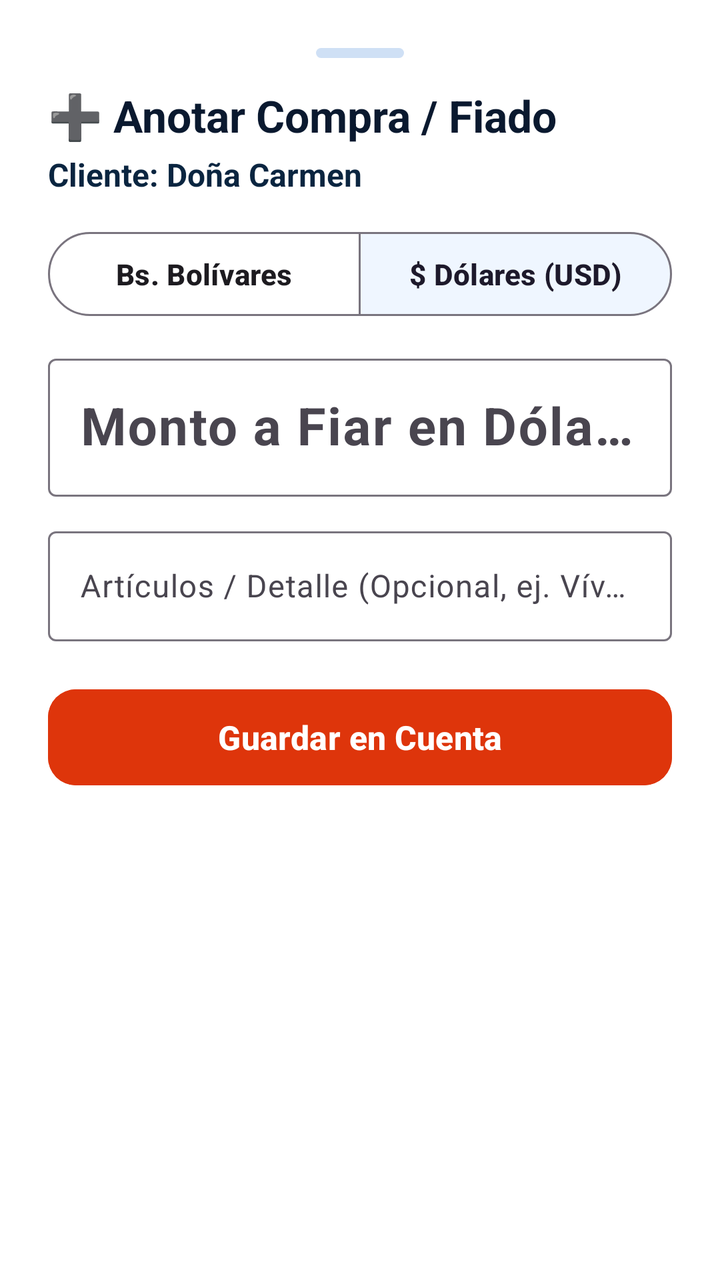
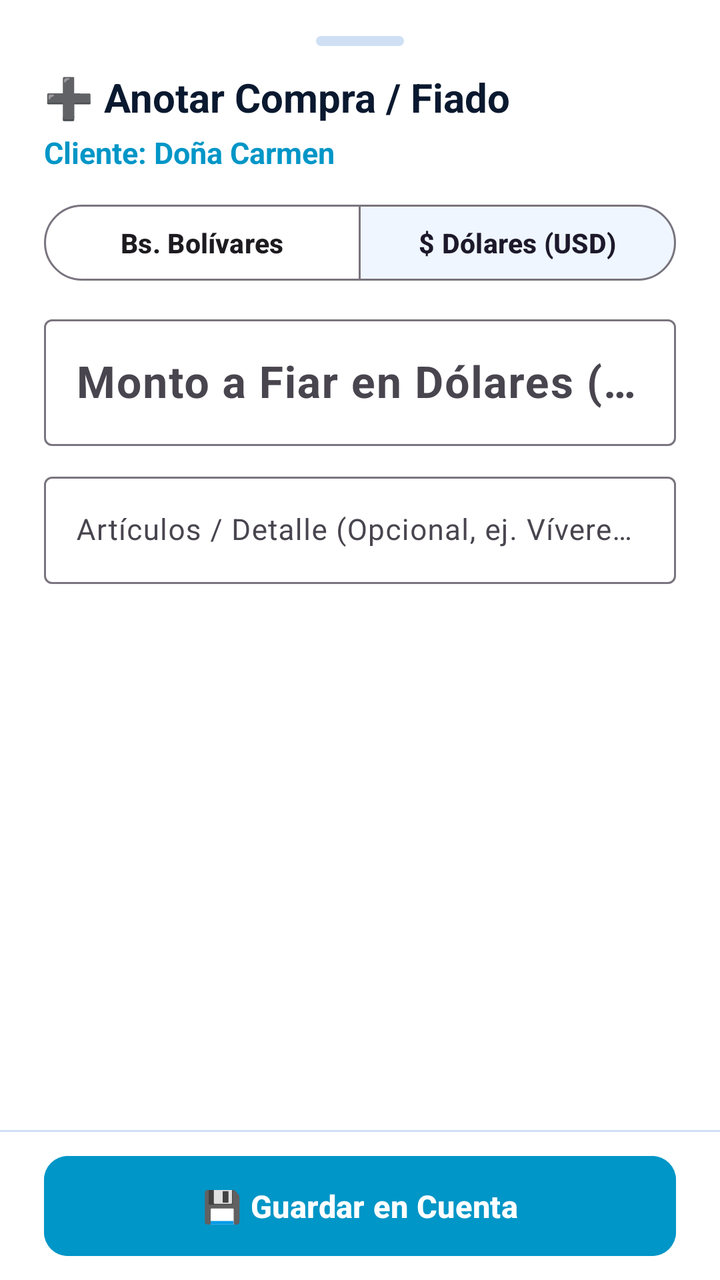

Compare the two renders of this Android layout. The source of the first and the diff that turns it into the second are given below.
<!-- AndroidManifest.xml: application theme Theme.Zeasy -->
<!-- res/layout/dialog_add_charge.xml -->
<?xml version="1.0" encoding="utf-8"?>
<LinearLayout xmlns:android="http://schemas.android.com/apk/res/android"
    xmlns:app="http://schemas.android.com/apk/res-auto"
    android:layout_width="match_parent"
    android:layout_height="wrap_content"
    android:orientation="vertical"
    android:padding="24dp"
    android:background="@color/surface">

    
    <View
        android:layout_width="44dp"
        android:layout_height="5dp"
        android:layout_gravity="center_horizontal"
        android:layout_marginBottom="14dp"
        android:background="@drawable/bg_badge_rounded"
        android:backgroundTint="@color/border" />

    <TextView
        android:id="@+id/tvChargeTitle"
        android:layout_width="wrap_content"
        android:layout_height="wrap_content"
        android:text="➕ Anotar Compra / Fiado"
        android:textStyle="bold"
        android:textColor="@color/text_primary"
        android:textSize="22sp" />

    <TextView
        android:id="@+id/tvChargeClientName"
        android:layout_width="wrap_content"
        android:layout_height="wrap_content"
        android:layout_marginTop="4dp"
        android:text="Cliente: Doña Carmen"
        android:textColor="@color/primary"
        android:textStyle="bold"
        android:textSize="16sp" />

    
    <LinearLayout
        android:id="@+id/layoutCreditNoticeBanner"
        android:layout_width="match_parent"
        android:layout_height="wrap_content"
        android:layout_marginTop="10dp"
        android:orientation="horizontal"
        android:background="@color/accent_green_bg"
        android:padding="12dp"
        android:gravity="center_vertical"
        android:visibility="gone">

        <TextView
            android:id="@+id/tvCreditNoticeText"
            android:layout_width="match_parent"
            android:layout_height="wrap_content"
            android:text="🟢 Este cliente tiene $5.00 a favor. Se descontará automáticamente de este crédito."
            android:textColor="@color/accent_green"
            android:textStyle="bold"
            android:textSize="13.5sp" />
    </LinearLayout>

    
    <com.google.android.material.button.MaterialButtonToggleGroup
        android:id="@+id/toggleChargeCurrency"
        android:layout_width="match_parent"
        android:layout_height="wrap_content"
        android:layout_marginTop="14dp"
        app:singleSelection="true"
        app:selectionRequired="true"
        app:checkedButton="@id/btnChargeCurrencyUsd">

        <com.google.android.material.button.MaterialButton
            android:id="@+id/btnChargeCurrencyVes"
            style="@style/Widget.Material3.Button.OutlinedButton"
            android:layout_width="0dp"
            android:layout_height="50dp"
            android:layout_weight="1"
            android:text="Bs. Bolívares"
            android:textAllCaps="false"
            android:textSize="14.5sp"
            android:textStyle="bold" />

        <com.google.android.material.button.MaterialButton
            android:id="@+id/btnChargeCurrencyUsd"
            style="@style/Widget.Material3.Button.OutlinedButton"
            android:layout_width="0dp"
            android:layout_height="50dp"
            android:layout_weight="1"
            android:text="$ Dólares (USD)"
            android:textAllCaps="false"
            android:textSize="14.5sp"
            android:textStyle="bold" />
    </com.google.android.material.button.MaterialButtonToggleGroup>

    
    <com.google.android.material.textfield.TextInputLayout
        android:id="@+id/tilChargeAmount"
        android:layout_width="match_parent"
        android:layout_height="wrap_content"
        android:layout_marginTop="12dp"
        android:hint="Monto a Fiar en Dólares ($ USD) *">

        <com.google.android.material.textfield.TextInputEditText
            android:id="@+id/etChargeAmountUsd"
            android:layout_width="match_parent"
            android:layout_height="wrap_content"
            android:inputType="numberDecimal"
            android:textColor="@color/text_primary"
            android:textSize="26sp"
            android:textStyle="bold" />
    </com.google.android.material.textfield.TextInputLayout>

    
    <TextView
        android:id="@+id/tvChargeEquivBs"
        android:layout_width="wrap_content"
        android:layout_height="wrap_content"
        android:layout_marginTop="6dp"
        android:text="≈ Bs. 0,00 (Tasa BCV: 45.00)"
        android:textColor="@color/text_primary"
        android:textStyle="bold"
        android:textSize="14.5sp"
        android:visibility="gone" />

    <TextView
        android:id="@+id/tvChargeBcvNotice"
        android:layout_width="wrap_content"
        android:layout_height="wrap_content"
        android:layout_marginTop="2dp"
        android:text="🔄 La deuda se indexa y ajusta diariamente a la tasa oficial del BCV"
        android:textColor="@color/text_secondary"
        android:textStyle="bold"
        android:textSize="12.5sp"
        android:visibility="gone" />

    
    <com.google.android.material.textfield.TextInputLayout
        android:id="@+id/tilChargeConcept"
        android:layout_width="match_parent"
        android:layout_height="wrap_content"
        android:layout_marginTop="12dp"
        android:hint="Artículos / Detalle (Opcional, ej. Víveres, Pan, Bebidas)">

        <com.google.android.material.textfield.TextInputEditText
            android:id="@+id/etChargeConcept"
            android:layout_width="match_parent"
            android:layout_height="wrap_content"
            android:textColor="@color/text_primary"
            android:textSize="15.5sp" />
    </com.google.android.material.textfield.TextInputLayout>

    <com.google.android.material.button.MaterialButton
        android:id="@+id/btnConfirmCharge"
        android:layout_width="match_parent"
        android:layout_height="56dp"
        android:layout_marginTop="20dp"
        android:text="Guardar en Cuenta"
        android:textAllCaps="false"
        android:textSize="16.5sp"
        android:textStyle="bold"
        app:cornerRadius="14dp"
        android:backgroundTint="#DE350B"
        android:textColor="@color/white" />

</LinearLayout>
<!-- resources referenced by this layout -->
<resources>
  <color name="accent_green">#00875A</color>
  <color name="accent_green_bg">#E3FCEF</color>
  <color name="border">#CFE0F5</color>
  <color name="primary">#0A2540</color>
  <color name="surface">#FFFFFF</color>
  <color name="text_primary">#0A192F</color>
  <color name="text_secondary">#1E293B</color>
  <color name="white">#FFFFFF</color>
  <!-- drawable bg_badge_rounded (drawable) -->
  <?xml version="1.0" encoding="utf-8"?>
  <shape xmlns:android="http://schemas.android.com/apk/res/android"
      android:shape="rectangle">
      <corners android:radius="12dp" />
      <solid android:color="@color/accent_blue" />
  </shape>
  <style name="Theme.Zeasy" parent="Theme.Material3.DayNight.NoActionBar">
          
          <item name="colorPrimary">@color/accent_green</item>
          <item name="colorPrimaryContainer">@color/accent_green_bg</item>
          <item name="colorOnPrimary">@color/white</item>
          <item name="colorSecondary">@color/accent_blue</item>
          <item name="colorSecondaryContainer">@color/accent_blue_bg</item>
  
          
          <item name="android:colorBackground">@color/background</item>
  
          
          <item name="android:textColor">@color/text_primary</item>
  
          
          <item name="bottomNavigationStyle">@style/Widget.Zeasy.BottomNavigationView</item>
      </style>
  <color name="accent_blue">#0052FF</color>
  <color name="accent_blue_bg">#EFF6FF</color>
  <color name="background">#F4F8FC</color>
  <style name="Widget.Zeasy.BottomNavigationView" parent="Widget.Material3.BottomNavigationView">
          <item name="itemRippleColor">@color/accent_green_bg</item>
          <item name="android:background">@color/surface</item>
          <item name="itemIconTint">@color/nav_selector</item>
          <item name="itemTextColor">@color/nav_selector</item>
      </style>
</resources>

<!-- the commit's change to res/layout/dialog_add_charge.xml (unified diff, before → after) -->
@@ -4,160 +4,196 @@
     android:layout_width="match_parent"
     android:layout_height="wrap_content"
     android:orientation="vertical"
-    android:padding="24dp"
     android:background="@color/surface">
 
-    
+    <androidx.core.widget.NestedScrollView
+        android:layout_width="match_parent"
+        android:layout_height="0dp"
+        android:layout_weight="1"
+        android:fillViewport="true">
+
+        <LinearLayout
+            android:layout_width="match_parent"
+            android:layout_height="wrap_content"
+            android:orientation="vertical"
+            android:paddingHorizontal="22dp"
+            android:paddingTop="18dp"
+            android:paddingBottom="12dp">
+
+            
+            <View
+                android:layout_width="44dp"
+                android:layout_height="5dp"
+                android:layout_gravity="center_horizontal"
+                android:layout_marginBottom="12dp"
+                android:background="@drawable/bg_badge_rounded"
+                android:backgroundTint="@color/border" />
+
+            <TextView
+                android:id="@+id/tvChargeTitle"
+                android:layout_width="wrap_content"
+                android:layout_height="wrap_content"
+                android:text="➕ Anotar Compra / Fiado"
+                android:textStyle="bold"
+                android:textColor="@color/text_primary"
+                android:textSize="20sp" />
+
+            <TextView
+                android:id="@+id/tvChargeClientName"
+                android:layout_width="wrap_content"
+                android:layout_height="wrap_content"
+                android:layout_marginTop="4dp"
+                android:text="Cliente: Doña Carmen"
+                android:textColor="@color/accent_cyan"
+                android:textStyle="bold"
+                android:textSize="15sp" />
+
+            
+            <LinearLayout
+                android:id="@+id/layoutCreditNoticeBanner"
+                android:layout_width="match_parent"
+                android:layout_height="wrap_content"
+                android:layout_marginTop="10dp"
+                android:orientation="horizontal"
+                android:background="@color/accent_green_bg"
+                android:padding="10dp"
+                android:gravity="center_vertical"
+                android:visibility="gone">
+
+                <TextView
+                    android:id="@+id/tvCreditNoticeText"
+                    android:layout_width="match_parent"
+                    android:layout_height="wrap_content"
+                    android:text="🟢 Este cliente tiene $5.00 a favor. Se descontará automáticamente de este crédito."
+                    android:textColor="@color/accent_green"
+                    android:textStyle="bold"
+                    android:textSize="13sp" />
+            </LinearLayout>
+
+            
+            <com.google.android.material.button.MaterialButtonToggleGroup
+                android:id="@+id/toggleChargeCurrency"
+                android:layout_width="match_parent"
+                android:layout_height="wrap_content"
+                android:layout_marginTop="12dp"
+                app:singleSelection="true"
+                app:selectionRequired="true"
+                app:checkedButton="@id/btnChargeCurrencyUsd">
+
+                <com.google.android.material.button.MaterialButton
+                    android:id="@+id/btnChargeCurrencyVes"
+                    style="@style/Widget.Material3.Button.OutlinedButton"
+                    android:layout_width="0dp"
+                    android:layout_height="46dp"
+                    android:layout_weight="1"
+                    android:text="Bs. Bolívares"
+                    android:textAllCaps="false"
+                    android:textSize="13.5sp"
+                    android:textStyle="bold" />
+
+                <com.google.android.material.button.MaterialButton
+                    android:id="@+id/btnChargeCurrencyUsd"
+                    style="@style/Widget.Material3.Button.OutlinedButton"
+                    android:layout_width="0dp"
+                    android:layout_height="46dp"
+                    android:layout_weight="1"
+                    android:text="$ Dólares (USD)"
+                    android:textAllCaps="false"
+                    android:textSize="13.5sp"
+                    android:textStyle="bold" />
+            </com.google.android.material.button.MaterialButtonToggleGroup>
+
+            
+            <com.google.android.material.textfield.TextInputLayout
+                android:id="@+id/tilChargeAmount"
+                android:layout_width="match_parent"
+                android:layout_height="wrap_content"
+                android:layout_marginTop="10dp"
+                android:hint="Monto a Fiar en Dólares ($ USD) *">
+
+                <com.google.android.material.textfield.TextInputEditText
+                    android:id="@+id/etChargeAmountUsd"
+                    android:layout_width="match_parent"
+                    android:layout_height="wrap_content"
+                    android:inputType="numberDecimal"
+                    android:imeOptions="actionNext"
+                    android:textColor="@color/text_primary"
+                    android:textSize="22sp"
+                    android:textStyle="bold" />
+            </com.google.android.material.textfield.TextInputLayout>
+
+            
+            <TextView
+                android:id="@+id/tvChargeEquivBs"
+                android:layout_width="wrap_content"
+                android:layout_height="wrap_content"
+                android:layout_marginTop="6dp"
+                android:text="≈ Bs. 0,00 (Tasa BCV: 45.00)"
+                android:textColor="@color/text_primary"
+                android:textStyle="bold"
+                android:textSize="13.5sp"
+                android:visibility="gone" />
+
+            <TextView
+                android:id="@+id/tvChargeBcvNotice"
+                android:layout_width="wrap_content"
+                android:layout_height="wrap_content"
+                android:layout_marginTop="2dp"
+                android:text="🔄 La deuda se indexa y ajusta diariamente a la tasa oficial del BCV"
+                android:textColor="@color/text_secondary"
+                android:textStyle="bold"
+                android:textSize="12sp"
+                android:visibility="gone" />
+
+            
+            <com.google.android.material.textfield.TextInputLayout
+                android:id="@+id/tilChargeConcept"
+                android:layout_width="match_parent"
+                android:layout_height="wrap_content"
+                android:layout_marginTop="10dp"
+                android:hint="Artículos / Detalle (Opcional, ej. Víveres, Pan, Bebidas)">
+
+                <com.google.android.material.textfield.TextInputEditText
+                    android:id="@+id/etChargeConcept"
+                    android:layout_width="match_parent"
+                    android:layout_height="wrap_content"
+                    android:imeOptions="actionDone"
+                    android:textColor="@color/text_primary"
+                    android:textSize="14.5sp" />
+            </com.google.android.material.textfield.TextInputLayout>
+        </LinearLayout>
+    </androidx.core.widget.NestedScrollView>
+
     <View
-        android:layout_width="44dp"
-        android:layout_height="5dp"
-        android:layout_gravity="center_horizontal"
-        android:layout_marginBottom="14dp"
-        android:background="@drawable/bg_badge_rounded"
-        android:backgroundTint="@color/border" />
-
-    <TextView
-        android:id="@+id/tvChargeTitle"
-        android:layout_width="wrap_content"
-        android:layout_height="wrap_content"
-        android:text="➕ Anotar Compra / Fiado"
-        android:textStyle="bold"
-        android:textColor="@color/text_primary"
-        android:textSize="22sp" />
-
-    <TextView
-        android:id="@+id/tvChargeClientName"
-        android:layout_width="wrap_content"
-        android:layout_height="wrap_content"
-        android:layout_marginTop="4dp"
-        android:text="Cliente: Doña Carmen"
-        android:textColor="@color/primary"
-        android:textStyle="bold"
-        android:textSize="16sp" />
+        android:layout_width="match_parent"
+        android:layout_height="1dp"
+        android:background="@color/border" />
 
     
     <LinearLayout
-        android:id="@+id/layoutCreditNoticeBanner"
         android:layout_width="match_parent"
         android:layout_height="wrap_content"
-        android:layout_marginTop="10dp"
         android:orientation="horizontal"
-        android:background="@color/accent_green_bg"
-        android:padding="12dp"
-        android:gravity="center_vertical"
-        android:visibility="gone">
+        android:paddingHorizontal="22dp"
+        android:paddingVertical="12dp"
+        android:background="@color/surface">
 
-        <TextView
-            android:id="@+id/tvCreditNoticeText"
+        <com.google.android.material.button.MaterialButton
+            android:id="@+id/btnConfirmCharge"
             android:layout_width="match_parent"
-            android:layout_height="wrap_content"
-            android:text="🟢 Este cliente tiene $5.00 a favor. Se descontará automáticamente de este crédito."
-            android:textColor="@color/accent_green"
+            android:layout_height="50dp"
+            android:text="💾 Guardar en Cuenta"
+            android:textAllCaps="false"
+            android:textSize="15.5sp"
             android:textStyle="bold"
-            android:textSize="13.5sp" />
+            android:singleLine="true"
+            android:maxLines="1"
+            android:ellipsize="end"
+            android:insetTop="0dp"
+            android:insetBottom="0dp"
+            app:cornerRadius="12dp"
+            android:backgroundTint="@color/accent_cyan"
+            android:textColor="@color/white" />
     </LinearLayout>
 
-    
-    <com.google.android.material.button.MaterialButtonToggleGroup
-        android:id="@+id/toggleChargeCurrency"
-        android:layout_width="match_parent"
-        android:layout_height="wrap_content"
-        android:layout_marginTop="14dp"
-        app:singleSelection="true"
-        app:selectionRequired="true"
-        app:checkedButton="@id/btnChargeCurrencyUsd">
-
-        <com.google.android.material.button.MaterialButton
-            android:id="@+id/btnChargeCurrencyVes"
-            style="@style/Widget.Material3.Button.OutlinedButton"
-            android:layout_width="0dp"
-            android:layout_height="50dp"
-            android:layout_weight="1"
-            android:text="Bs. Bolívares"
-            android:textAllCaps="false"
-            android:textSize="14.5sp"
-            android:textStyle="bold" />
-
-        <com.google.android.material.button.MaterialButton
-            android:id="@+id/btnChargeCurrencyUsd"
-            style="@style/Widget.Material3.Button.OutlinedButton"
-            android:layout_width="0dp"
-            android:layout_height="50dp"
-            android:layout_weight="1"
-            android:text="$ Dólares (USD)"
-            android:textAllCaps="false"
-            android:textSize="14.5sp"
-            android:textStyle="bold" />
-    </com.google.android.material.button.MaterialButtonToggleGroup>
-
-    
-    <com.google.android.material.textfield.TextInputLayout
-        android:id="@+id/tilChargeAmount"
-        android:layout_width="match_parent"
-        android:layout_height="wrap_content"
-        android:layout_marginTop="12dp"
-        android:hint="Monto a Fiar en Dólares ($ USD) *">
-
-        <com.google.android.material.textfield.TextInputEditText
-            android:id="@+id/etChargeAmountUsd"
-            android:layout_width="match_parent"
-            android:layout_height="wrap_content"
-            android:inputType="numberDecimal"
-            android:textColor="@color/text_primary"
-            android:textSize="26sp"
-            android:textStyle="bold" />
-    </com.google.android.material.textfield.TextInputLayout>
-
-    
-    <TextView
-        android:id="@+id/tvChargeEquivBs"
-        android:layout_width="wrap_content"
-        android:layout_height="wrap_content"
-        android:layout_marginTop="6dp"
-        android:text="≈ Bs. 0,00 (Tasa BCV: 45.00)"
-        android:textColor="@color/text_primary"
-        android:textStyle="bold"
-        android:textSize="14.5sp"
-        android:visibility="gone" />
-
-    <TextView
-        android:id="@+id/tvChargeBcvNotice"
-        android:layout_width="wrap_content"
-        android:layout_height="wrap_content"
-        android:layout_marginTop="2dp"
-        android:text="🔄 La deuda se indexa y ajusta diariamente a la tasa oficial del BCV"
-        android:textColor="@color/text_secondary"
-        android:textStyle="bold"
-        android:textSize="12.5sp"
-        android:visibility="gone" />
-
-    
-    <com.google.android.material.textfield.TextInputLayout
-        android:id="@+id/tilChargeConcept"
-        android:layout_width="match_parent"
-        android:layout_height="wrap_content"
-        android:layout_marginTop="12dp"
-        android:hint="Artículos / Detalle (Opcional, ej. Víveres, Pan, Bebidas)">
-
-        <com.google.android.material.textfield.TextInputEditText
-            android:id="@+id/etChargeConcept"
-            android:layout_width="match_parent"
-            android:layout_height="wrap_content"
-            android:textColor="@color/text_primary"
-            android:textSize="15.5sp" />
-    </com.google.android.material.textfield.TextInputLayout>
-
-    <com.google.android.material.button.MaterialButton
-        android:id="@+id/btnConfirmCharge"
-        android:layout_width="match_parent"
-        android:layout_height="56dp"
-        android:layout_marginTop="20dp"
-        android:text="Guardar en Cuenta"
-        android:textAllCaps="false"
-        android:textSize="16.5sp"
-        android:textStyle="bold"
-        app:cornerRadius="14dp"
-        android:backgroundTint="#DE350B"
-        android:textColor="@color/white" />
-
 </LinearLayout>
<!-- resource entries referenced after the edit -->
@@ -1,9 +1,9 @@
 <!-- resources referenced by this layout -->
 <resources>
+  <color name="accent_cyan">#0096C7</color>
   <color name="accent_green">#00875A</color>
   <color name="accent_green_bg">#E3FCEF</color>
   <color name="border">#CFE0F5</color>
-  <color name="primary">#0A2540</color>
   <color name="surface">#FFFFFF</color>
   <color name="text_primary">#0A192F</color>
   <color name="text_secondary">#1E293B</color>
